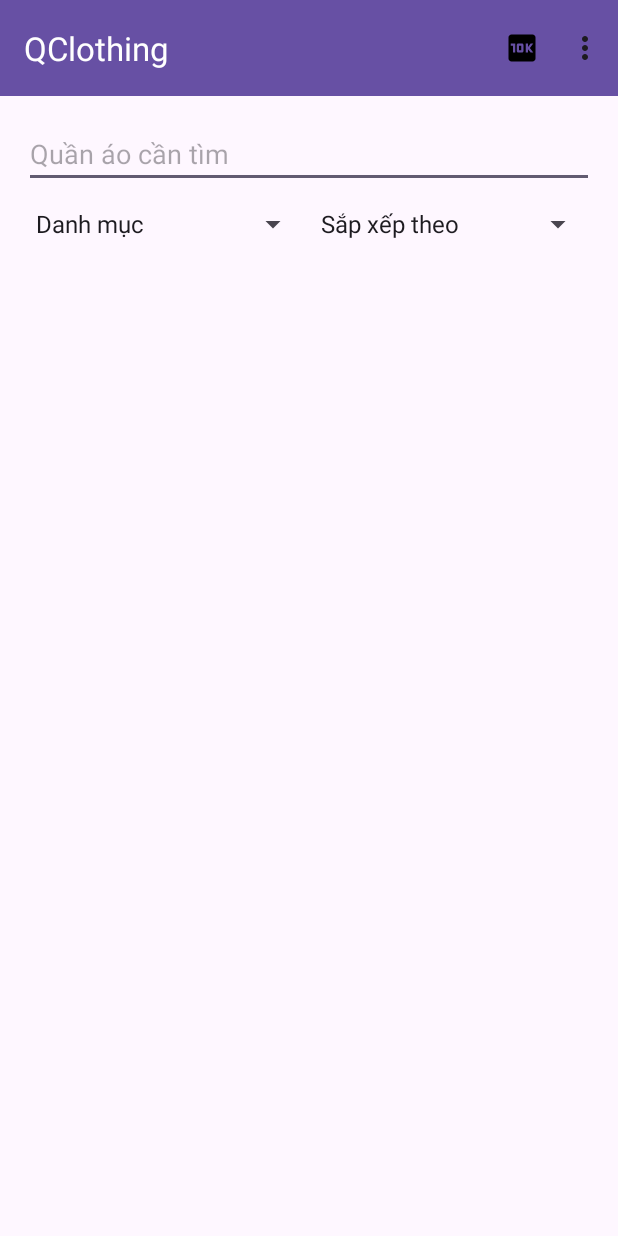
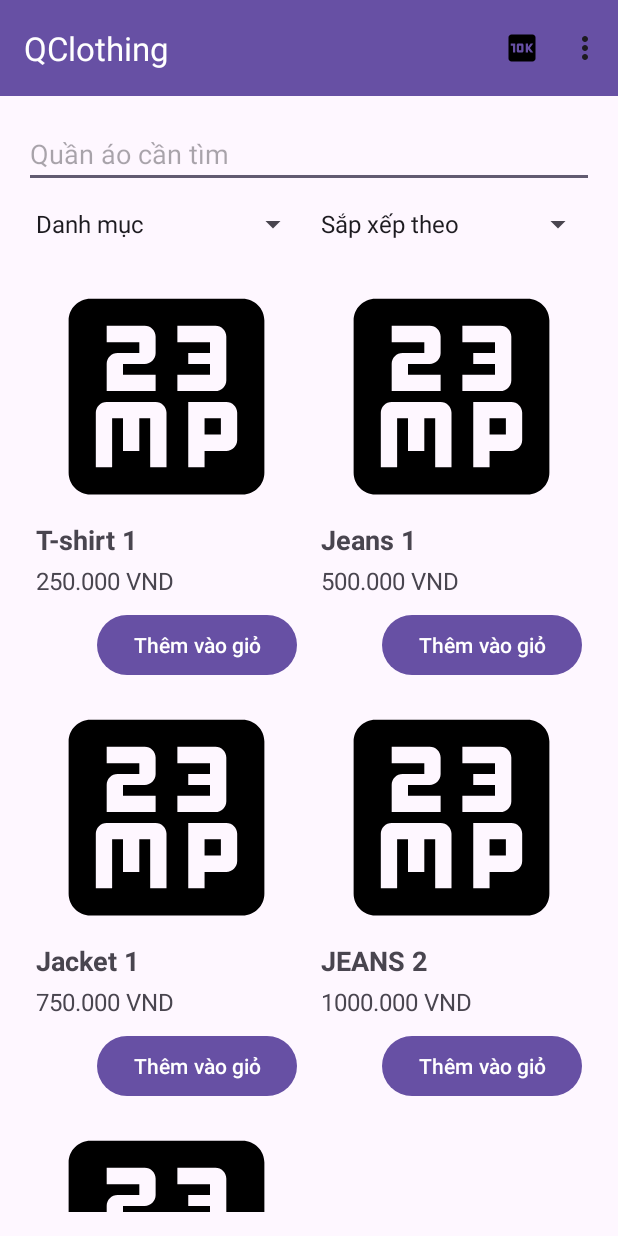
Before and after one commit to ledao2336/QClothing, an Android app: the screen it shows after launch (MainActivity), on a phone screen of 412 x 824 dp. Run offline under Robolectric (Android 15) with nearby library versions, the phone set to English and light mode, and no system bars; pictures from the network do not load; 4 statements that could not run were skipped.

Commit message:
New code with newer database

```diff
--- a/app/src/main/java/com/example/qclothing/ClothingItemAdapter.java
+++ b/app/src/main/java/com/example/qclothing/ClothingItemAdapter.java
@@ -11,8 +11,11 @@ import android.widget.TextView;
 import android.widget.Toast;
 
 import androidx.annotation.NonNull;
-import androidx.core.content.ContextCompat;
 import androidx.recyclerview.widget.RecyclerView;
+
+import com.bumptech.glide.Glide;
+import com.bumptech.glide.load.engine.DiskCacheStrategy;
+import com.bumptech.glide.request.RequestOptions;
 
 import java.util.List;
 import java.util.Locale;
@@ -47,9 +50,19 @@ public class ClothingItemAdapter extends RecyclerView.Adapter<ClothingItemAdapte
         String formattedPrice = String.format(Locale.getDefault(), "%.3f VND", clothingItem.getPrice());
         holder.itemPriceTextView.setText(formattedPrice);
 
-        // Load image (we'll use a placeholder for now)
-        // In a real app, you would use Glide or Picasso to load images
-        holder.itemImageView.setImageResource(R.drawable.ic_launcher_foreground);
+        // Load image with Glide
+        if (clothingItem.getImageUrl() != null && !clothingItem.getImageUrl().isEmpty()) {
+            Glide.with(context)
+                    .load(clothingItem.getImageUrl())
+                    .apply(new RequestOptions()
+                            .placeholder(R.drawable.ic_launcher_foreground)
+                            .error(R.drawable.ic_launcher_foreground)
+                            .diskCacheStrategy(DiskCacheStrategy.ALL))
+                    .into(holder.itemImageView);
+        } else {
+            // If no image URL, use placeholder
+            holder.itemImageView.setImageResource(R.drawable.ic_launcher_foreground);
+        }
 
         // Set click listener for the whole item view
         holder.itemView.setOnClickListener(v -> {
--- a/app/src/main/java/com/example/qclothing/DatabaseHelper.java
+++ b/app/src/main/java/com/example/qclothing/DatabaseHelper.java
@@ -1,7 +1,7 @@
 package com.example.qclothing;
 
 import android.content.Context;
-import android.database.SQLException;  // Changed from java.sql.SQLException
+import android.database.SQLException;
 import android.database.sqlite.SQLiteDatabase;
 import android.database.sqlite.SQLiteOpenHelper;
 import android.util.Log;
@@ -14,6 +14,7 @@ import java.io.OutputStream;
 
 public class DatabaseHelper extends SQLiteOpenHelper {
 
+    private static final String TAG = "DatabaseHelper";
     private static String DB_PATH = ""; // Will be updated in constructor
     private static String DB_NAME = "qclothing.db"; // Your database file name
     private SQLiteDatabase mDataBase;
@@ -24,6 +25,12 @@ public class DatabaseHelper extends SQLiteOpenHelper {
         super(context, DB_NAME, null, 1); // Database name, factory (null), version
         this.mContext = context;
         DB_PATH = context.getApplicationInfo().dataDir + "/databases/"; // Path to internal storage databases
+
+        // Create databases directory if it doesn't exist
+        File dbDir = new File(DB_PATH);
+        if (!dbDir.exists()) {
+            dbDir.mkdirs();
+        }
     }
 
     // Method to update or create database if needed
@@ -46,6 +53,7 @@ public class DatabaseHelper extends SQLiteOpenHelper {
 
     // Copy database from assets folder to application's database folder
     private void copyDataBase() throws IOException {
+        try {
             InputStream mInput = mContext.getAssets().open(DB_NAME);
             String outFileName = DB_PATH + DB_NAME;
             OutputStream mOutput = new FileOutputStream(outFileName);
@@ -57,22 +65,98 @@ public class DatabaseHelper extends SQLiteOpenHelper {
             mOutput.flush();
             mOutput.close();
             mInput.close();
+            Log.d(TAG, "Database copied successfully from assets");
+        } catch (IOException e) {
+            Log.e(TAG, "Error copying database from assets", e);
+
+            // If there's no database in assets, create an empty one
+            this.getReadableDatabase();
+            Log.d(TAG, "Created empty database instead");
+            throw e; // Re-throw to inform caller about the issue
+        }
     }
 
     // Prepare database for use (create or update if needed)
     public void prepareDataBase() throws IOException {
         boolean dbExist = checkDataBase();
         if (dbExist) {
-            int dbVersion = getVersionId(); // Optional: Check database version if needed
+            Log.d(TAG, "Database exists, checking version");
+            int dbVersion = getVersionId(); // Check database version if needed
             int appDbVersion = 1; // Your app's database version
-            if (appDbVersion > dbVersion) { // Optional: Compare versions and update if app version is newer
+            if (appDbVersion > dbVersion) { // Compare versions and update if app version is newer
+                Log.d(TAG, "Database needs update, current version: " + dbVersion);
                 mNeedUpdate = true;
                 updateDataBase();
             }
         } else {
-            // Database doesn't exist, copy it from assets
+            Log.d(TAG, "Database doesn't exist, creating new one");
+            // Database doesn't exist, create it
             this.getReadableDatabase(); // Create empty database in system folder
-            copyDataBase();
+            close();
+            try {
+                copyDataBase(); // Try to copy from assets
+            } catch (IOException e) {
+                Log.e(TAG, "Error copying database, will create tables manually", e);
+                // If copying fails, create tables manually
+                createTables();
+            }
+        }
+    }
+
+    // Create database tables manually if needed
+    private void createTables() {
+        SQLiteDatabase db = this.getWritableDatabase();
+        try {
+            // Create users table
+            db.execSQL("CREATE TABLE IF NOT EXISTS users (" +
+                    "id INTEGER PRIMARY KEY AUTOINCREMENT," +
+                    "name TEXT NOT NULL," +
+                    "email TEXT," +
+                    "phone TEXT," +
+                    "password TEXT NOT NULL," +
+                    "is_admin INTEGER DEFAULT 0)");
+
+            // Create clothing table
+            db.execSQL("CREATE TABLE IF NOT EXISTS quanao (" +
+                    "id INTEGER PRIMARY KEY AUTOINCREMENT," +
+                    "itemId TEXT UNIQUE NOT NULL," +
+                    "name TEXT NOT NULL," +
+                    "description TEXT," +
+                    "price REAL NOT NULL," +
+                    "imageUrl TEXT," +
+                    "category TEXT)");
+
+            // Create cart table
+            db.execSQL("CREATE TABLE IF NOT EXISTS cart (" +
+                    "id INTEGER PRIMARY KEY AUTOINCREMENT," +
+                    "user_id INTEGER NOT NULL," +
+                    "item_id TEXT NOT NULL," +
+                    "quantity INTEGER DEFAULT 1," +
+                    "FOREIGN KEY (user_id) REFERENCES users(id)," +
+                    "FOREIGN KEY (item_id) REFERENCES quanao(itemId))");
+
+            // Create orders table
+            db.execSQL("CREATE TABLE IF NOT EXISTS orders (" +
+                    "id INTEGER PRIMARY KEY AUTOINCREMENT," +
+                    "user_id INTEGER NOT NULL," +
+                    "order_date INTEGER NOT NULL," +
+                    "total REAL NOT NULL," +
+                    "status TEXT DEFAULT 'pending'," +
+                    "FOREIGN KEY (user_id) REFERENCES users(id))");
+
+            // Create order_items table
+            db.execSQL("CREATE TABLE IF NOT EXISTS order_items (" +
+                    "id INTEGER PRIMARY KEY AUTOINCREMENT," +
+                    "order_id INTEGER NOT NULL," +
+                    "item_id TEXT NOT NULL," +
+                    "quantity INTEGER DEFAULT 1," +
+                    "price REAL NOT NULL," +
+                    "FOREIGN KEY (order_id) REFERENCES orders(id)," +
+                    "FOREIGN KEY (item_id) REFERENCES quanao(itemId))");
+
+            Log.d(TAG, "Tables created successfully");
+        } catch (Exception e) {
+            Log.e(TAG, "Error creating tables", e);
         }
     }
 
@@ -97,7 +181,7 @@ public class DatabaseHelper extends SQLiteOpenHelper {
 
     @Override
     public void onCreate(SQLiteDatabase db) {
-        // No need to create database here, we are copying an existing one
+        // Tables are created in createTables() method if needed
     }
 
     @Override
@@ -112,11 +196,16 @@ public class DatabaseHelper extends SQLiteOpenHelper {
         }
     }
 
-    // Optional: Method to get database version (if you have version info in your database)
+    // Method to get database version (if you have version info in your database)
     private int getVersionId() {
+        try {
             SQLiteDatabase db = SQLiteDatabase.openDatabase(DB_PATH + DB_NAME, null, SQLiteDatabase.OPEN_READONLY);
             int version = db.getVersion();
             db.close();
             return version;
+        } catch (Exception e) {
+            Log.e(TAG, "Error getting database version", e);
+            return 0;
         }
     }
+}
--- a/app/src/main/java/com/example/qclothing/DatabaseManager.java
+++ b/app/src/main/java/com/example/qclothing/DatabaseManager.java
@@ -583,7 +583,10 @@ public class DatabaseManager {
     }
 
     // Initialize database with sample data from CSV
+    // Initialize database with sample data
     public void initDatabase() {
+        Log.d(TAG, "Initializing database with sample data...");
+
         try {
             // Check if tables are empty
             Cursor userCursor = database.rawQuery("SELECT COUNT(*) FROM " + TABLE_USERS, null);
@@ -591,10 +594,13 @@ public class DatabaseManager {
             int userCount = userCursor.getInt(0);
             userCursor.close();
 
+            Log.d(TAG, "Current user count: " + userCount);
+
             if (userCount == 0) {
+                Log.d(TAG, "Adding sample users");
                 // Add admin and demo user
-                addUser("Admin", "admin@example.com", "admin", "adminpass", true);
-                addUser("Demo User", "user@example.com", "user", "password", false);
+                addUser("Admin", "admin@example.com", "", "adminpass", true);
+                addUser("Demo User", "user@example.com", "", "password", false);
             }
 
             Cursor itemCursor = database.rawQuery("SELECT COUNT(*) FROM " + TABLE_CLOTHING, null);
@@ -602,17 +608,19 @@ public class DatabaseManager {
             int itemCount = itemCursor.getInt(0);
             itemCursor.close();
 
+            Log.d(TAG, "Current clothing item count: " + itemCount);
+
             if (itemCount == 0) {
-                // Add clothing items from CSV data
-                Context ctx = context;
+                Log.d(TAG, "Adding sample clothing items");
+                // Add sample clothing items
 
                 // T-shirt 1
                 addClothingItem(new ClothingItem(
                         "T-shirt 1",
                         "Cool T-shirt",
-                        25.00,
+                        250.000,
                         "https://bizweb.dktcdn.net/thumb/1024x1024/100/331/067/products/398434736-197314980077983-4483347381331007718-n.jpg?v=1701671138780",
-                        ctx.getString(R.string.category_tops),
+                        "Áo",
                         "TSHIRT1"
                 ));
 
@@ -620,9 +628,9 @@ public class DatabaseManager {
                 addClothingItem(new ClothingItem(
                         "Jeans 1",
                         "Stylish Jeans",
-                        50.00,
+                        500.000,
                         "https://hips.hearstapps.com/vader-prod.s3.amazonaws.com/1722862431-paige-jeans-66b0cb521552a.jpg?crop=0.8886666666666666xw:1xh;center,top&resize=980:*",
-                        ctx.getString(R.string.category_bottoms),
+                        "Quần",
                         "JEANS1"
                 ));
 
@@ -630,9 +638,9 @@ public class DatabaseManager {
                 addClothingItem(new ClothingItem(
                         "Jacket 1",
                         "Warm Jacket",
-                        75.00,
+                        750.000,
                         "https://m.media-amazon.com/images/I/51JQOeN1W1L._AC_UY1000_.jpg",
-                        ctx.getString(R.string.category_outerwear),
+                        "Áo khoác",
                         "JACKET1"
                 ));
 
@@ -640,9 +648,9 @@ public class DatabaseManager {
                 addClothingItem(new ClothingItem(
                         "JEANS 2",
                         "Stylish Jeans",
-                        100.00,
+                        1000.000,
                         "https://encrypted-tbn0.gstatic.com/images?q=tbn:ANd9GcRh4P0zH18OcuFHx4DQMQ4wW0JLypcyC7DusA&s",
-                        ctx.getString(R.string.category_bottoms),
+                        "Quần",
                         "JEANS2"
                 ));
 
@@ -650,21 +658,16 @@ public class DatabaseManager {
                 addClothingItem(new ClothingItem(
                         "Leather Gloves",
                         "Fine leather gloves",
-                        25.00,
+                        250.000,
                         "https://encrypted-tbn0.gstatic.com/images?q=tbn:ANd9GcRMiHnK_-lh5JDJqpGtcwRjmWfH7xaWnxO4-A&s",
-                        ctx.getString(R.string.category_accessories),
+                        "Phụ kiện",
                         "GLOVES1"
                 ));
 
-                // Add a few more items for variety
-                addClothingItem(new ClothingItem("Craft Top", "Hand-crafted designer top", 65.00, "https://example.com/craft_top.jpg", ctx.getString(R.string.category_tops), "CRAFT_TOP1"));
-                addClothingItem(new ClothingItem("Tailored Trouser", "Classic tailored trousers", 70.00, "https://example.com/trouser1.jpg", ctx.getString(R.string.category_bottoms), "TROUSER1"));
-                addClothingItem(new ClothingItem("Khaki Pants", "Durable khaki pants", 45.00, "https://example.com/khaki1.jpg", ctx.getString(R.string.category_bottoms), "KHAKI_PANTS1"));
-                addClothingItem(new ClothingItem("Mini Skirt", "Trendy mini skirt", 30.00, "https://example.com/miniskirt1.jpg", ctx.getString(R.string.category_bottoms), "MINI_SKIRT1"));
-                addClothingItem(new ClothingItem("Fedora Hat", "Stylish fedora hat", 40.00, "https://example.com/fedora1.jpg", ctx.getString(R.string.category_accessories), "FEDORA_HAT1"));
+                Log.d(TAG, "Sample data initialization complete");
             }
         } catch (Exception e) {
-            Log.e(TAG, "Error initializing database", e);
+            Log.e(TAG, "Error initializing database with sample data", e);
         }
     }
 }
--- a/app/src/main/java/com/example/qclothing/MainActivity.java
+++ b/app/src/main/java/com/example/qclothing/MainActivity.java
@@ -5,26 +5,34 @@ import androidx.appcompat.widget.Toolbar;
 import androidx.fragment.app.FragmentTransaction;
 
 import android.content.Intent;
+import android.database.SQLException;
 import android.os.Bundle;
+import android.util.Log;
 import android.view.Menu;
 import android.view.MenuItem;
+import android.widget.Toast;
 
-
+import java.io.IOException;
 import java.util.ArrayList;
 import java.util.List;
 
 public class MainActivity extends AppCompatActivity {
 
+    private static final String TAG = "MainActivity";
+
     // Declare and initialize clothingItemList as public static
     public static List<ClothingItem> clothingItemList = new ArrayList<>();
+
+    private DatabaseHelper databaseHelper;
+    private DatabaseManager databaseManager;
 
     @Override
     protected void onCreate(Bundle savedInstanceState) {
         super.onCreate(savedInstanceState);
         setContentView(R.layout.activity_main);
 
-        DatabaseHelper databaseHelper = new DatabaseHelper(this.getBaseContext());
-
+        // Initialize database
+        initializeDatabase();
 
         Toolbar toolbar = findViewById(R.id.toolbar);
         setSupportActionBar(toolbar);
@@ -37,9 +45,41 @@ public class MainActivity extends AppCompatActivity {
         }
     }
 
+    private void initializeDatabase() {
+        try {
+            // Initialize DatabaseHelper
+            databaseHelper = new DatabaseHelper(this);
+
+            // Prepare database (create or copy from assets if needed)
+            databaseHelper.prepareDataBase();
+
+            // Initialize DatabaseManager
+            databaseManager = new DatabaseManager(this);
+
+            // Open database connection
+            databaseManager.open();
+
+            // Initialize database with sample data if empty
+            databaseManager.initDatabase();
+
+            // Load clothing items to static list for backward compatibility
+            clothingItemList = databaseManager.getAllClothingItems();
+
+            Log.d(TAG, "Database initialized successfully. Loaded " + clothingItemList.size() + " items.");
+        } catch (SQLException | IOException e) {
+            Log.e(TAG, "Error initializing database", e);
+            Toast.makeText(this, "Error initializing database: " + e.getMessage(), Toast.LENGTH_SHORT).show();
+        } finally {
+            // Close database connection
+            if (databaseManager != null && databaseManager.isOpen()) {
+                databaseManager.close();
+            }
+        }
+    }
+
     @Override
     public boolean onCreateOptionsMenu(Menu menu) {
-        getMenuInflater().inflate(R.menu.main_menu, menu); // You'll need to create main_menu.xml in res/menu
+        getMenuInflater().inflate(R.menu.main_menu, menu);
         return true;
     }
 
--- a/app/src/main/java/com/example/qclothing/ShoppingFragment.java
+++ b/app/src/main/java/com/example/qclothing/ShoppingFragment.java
@@ -106,9 +106,17 @@ public class ShoppingFragment extends Fragment {
             // Get all clothing items from database
             List<ClothingItem> items = databaseManager.getAllClothingItems();
 
-            // Add items to our lists
-            clothingItemList.addAll(items);
-            originalClothingItemList.addAll(items);
+            if (items != null && !items.isEmpty()) {
+                Log.d(TAG, "Loaded " + items.size() + " items from database");
+                // Add items to our lists
+                clothingItemList.addAll(items);
+                originalClothingItemList.addAll(items);
+            } else {
+                Log.d(TAG, "No items found in database, falling back to static list");
+                // If database returned no items, fall back to static list in MainActivity
+                clothingItemList.addAll(MainActivity.clothingItemList);
+                originalClothingItemList.addAll(MainActivity.clothingItemList);
+            }
 
             // Notify adapter that data has changed
             clothingItemAdapter.notifyDataSetChanged();
@@ -120,7 +128,7 @@ public class ShoppingFragment extends Fragment {
             Log.e(TAG, "Error fetching clothing items from database", e);
             Toast.makeText(getContext(), "Failed to load items from database", Toast.LENGTH_SHORT).show();
 
-            // If database is empty, use mock data from MainActivity
+            // If database access fails, use static list from MainActivity
             clothingItemList.clear();
             originalClothingItemList.clear();
             clothingItemList.addAll(MainActivity.clothingItemList);
@@ -143,7 +151,7 @@ public class ShoppingFragment extends Fragment {
         if (!currentCategoryFilter.equals(getString(R.string.category_all_categories))) {
             List<ClothingItem> categoryFilteredList = new ArrayList<>();
             for (ClothingItem item : originalClothingItemList) {
-                if (item.getCategory().equals(currentCategoryFilter)) {
+                if (item.getCategory() != null && item.getCategory().equals(currentCategoryFilter)) {
                     categoryFilteredList.add(item);
                 }
             }
@@ -154,8 +162,8 @@ public class ShoppingFragment extends Fragment {
         if (!searchText.isEmpty()) {
             List<ClothingItem> searchFilteredList = new ArrayList<>();
             for (ClothingItem item : filteredList) {
-                if (item.getName().toLowerCase().contains(searchText) ||
-                    (item.getDescription() != null && item.getDescription().toLowerCase().contains(searchText))) {
+                if ((item.getName() != null && item.getName().toLowerCase().contains(searchText)) ||
+                        (item.getDescription() != null && item.getDescription().toLowerCase().contains(searchText))) {
                     searchFilteredList.add(item);
                 }
             }
```
Also changed, not shown: app/build.gradle.kts (+6 -3 lines), app/src/main/java/com/example/qclothing/CartItemAdapter.java (+32 -2 lines), app/src/main/java/com/example/qclothing/ItemDescriptionActivity.java (+17 -2 lines). Lines whose indentation alone changed are shown as unchanged.
